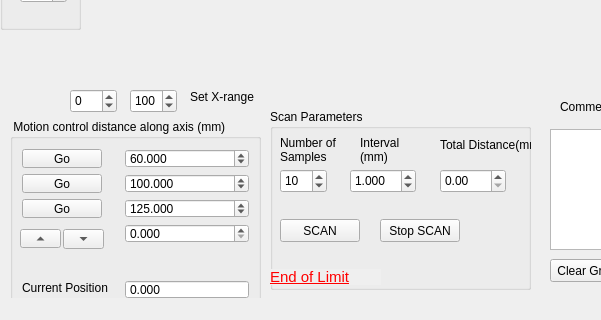
Before: the Qt Designer form forms/main_form.ui in MarshallSutton/profilometer, drawn with Qt 5; both pictures show x 0 to 601 and y 430 to 750 of the 824 by 750 pixel window.
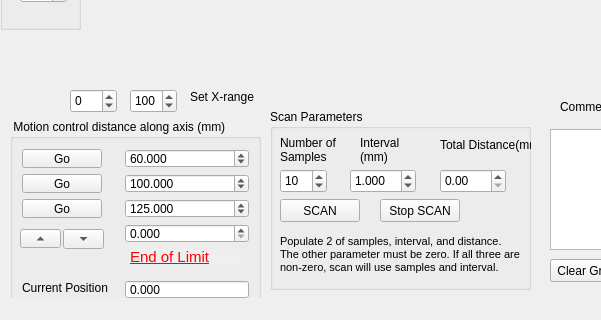
After: the same form once the commit is applied.

Commit message: pulling new forms

The edit to the form file:
```diff
--- a/forms/main_form.ui
+++ b/forms/main_form.ui
@@ -43,7 +43,7 @@
      <property name="geometry">
       <rect>
        <x>10</x>
-       <y>110</y>
+       <y>90</y>
        <width>80</width>
        <height>23</height>
       </rect>
@@ -104,7 +104,7 @@
      <property name="geometry">
       <rect>
        <x>110</x>
-       <y>110</y>
+       <y>90</y>
        <width>80</width>
        <height>23</height>
       </rect>
@@ -132,128 +132,6 @@
       <double>1.000000000000000</double>
      </property>
     </widget>
-    <widget class="QLabel" name="limit_lable">
-     <property name="enabled">
-      <bool>false</bool>
-     </property>
-     <property name="geometry">
-      <rect>
-       <x>0</x>
-       <y>160</y>
-       <width>111</width>
-       <height>16</height>
-      </rect>
-     </property>
-     <property name="palette">
-      <palette>
-       <active>
-        <colorrole role="WindowText">
-         <brush brushstyle="SolidPattern">
-          <color alpha="255">
-           <red>255</red>
-           <green>0</green>
-           <blue>0</blue>
-          </color>
-         </brush>
-        </colorrole>
-        <colorrole role="Text">
-         <brush brushstyle="SolidPattern">
-          <color alpha="255">
-           <red>255</red>
-           <green>0</green>
-           <blue>0</blue>
-          </color>
-         </brush>
-        </colorrole>
-        <colorrole role="ButtonText">
-         <brush brushstyle="SolidPattern">
-          <color alpha="255">
-           <red>255</red>
-           <green>0</green>
-           <blue>0</blue>
-          </color>
-         </brush>
-        </colorrole>
-       </active>
-       <inactive>
-        <colorrole role="WindowText">
-         <brush brushstyle="SolidPattern">
-          <color alpha="255">
-           <red>255</red>
-           <green>0</green>
-           <blue>0</blue>
-          </color>
-         </brush>
-        </colorrole>
-        <colorrole role="Text">
-         <brush brushstyle="SolidPattern">
-          <color alpha="255">
-           <red>255</red>
-           <green>0</green>
-           <blue>0</blue>
-          </color>
-         </brush>
-        </colorrole>
-        <colorrole role="ButtonText">
-         <brush brushstyle="SolidPattern">
-          <color alpha="255">
-           <red>255</red>
-           <green>0</green>
-           <blue>0</blue>
-          </color>
-         </brush>
-        </colorrole>
-       </inactive>
-       <disabled>
-        <colorrole role="WindowText">
-         <brush brushstyle="SolidPattern">
-          <color alpha="255">
-           <red>255</red>
-           <green>0</green>
-           <blue>0</blue>
-          </color>
-         </brush>
-        </colorrole>
-        <colorrole role="Text">
-         <brush brushstyle="SolidPattern">
-          <color alpha="255">
-           <red>255</red>
-           <green>0</green>
-           <blue>0</blue>
-          </color>
-         </brush>
-        </colorrole>
-        <colorrole role="ButtonText">
-         <brush brushstyle="SolidPattern">
-          <color alpha="255">
-           <red>255</red>
-           <green>0</green>
-           <blue>0</blue>
-          </color>
-         </brush>
-        </colorrole>
-       </disabled>
-      </palette>
-     </property>
-     <property name="font">
-      <font>
-       <pointsize>11</pointsize>
-       <underline>true</underline>
-      </font>
-     </property>
-     <property name="autoFillBackground">
-      <bool>true</bool>
-     </property>
-     <property name="styleSheet">
-      <string notr="true">color: red</string>
-     </property>
-     <property name="text">
-      <string>End of Limit</string>
-     </property>
-     <property name="textFormat">
-      <enum>Qt::PlainText</enum>
-     </property>
-    </widget>
     <widget class="QDoubleSpinBox" name="sb_distance">
      <property name="geometry">
       <rect>
@@ -283,6 +161,33 @@
       <bool>true</bool>
      </property>
     </widget>
+    <widget class="QLabel" name="label_4">
+     <property name="geometry">
+      <rect>
+       <x>10</x>
+       <y>120</y>
+       <width>241</width>
+       <height>51</height>
+      </rect>
+     </property>
+     <property name="font">
+      <font>
+       <pointsize>8</pointsize>
+      </font>
+     </property>
+     <property name="text">
+      <string>Populate 2 of samples, interval, and distance. The other parameter must be zero. If all three are non-zero, scan will use samples and interval.</string>
+     </property>
+     <property name="textFormat">
+      <enum>Qt::PlainText</enum>
+     </property>
+     <property name="scaledContents">
+      <bool>true</bool>
+     </property>
+     <property name="wordWrap">
+      <bool>true</bool>
+     </property>
+    </widget>
    </widget>
    <widget class="QGroupBox" name="gb_">
     <property name="geometry">
@@ -504,6 +409,128 @@
       <enum>Qt::UpArrow</enum>
      </property>
     </widget>
+    <widget class="QLabel" name="limit_lable">
+     <property name="enabled">
+      <bool>false</bool>
+     </property>
+     <property name="geometry">
+      <rect>
+       <x>120</x>
+       <y>130</y>
+       <width>111</width>
+       <height>16</height>
+      </rect>
+     </property>
+     <property name="palette">
+      <palette>
+       <active>
+        <colorrole role="WindowText">
+         <brush brushstyle="SolidPattern">
+          <color alpha="255">
+           <red>255</red>
+           <green>0</green>
+           <blue>0</blue>
+          </color>
+         </brush>
+        </colorrole>
+        <colorrole role="Text">
+         <brush brushstyle="SolidPattern">
+          <color alpha="255">
+           <red>255</red>
+           <green>0</green>
+           <blue>0</blue>
+          </color>
+         </brush>
+        </colorrole>
+        <colorrole role="ButtonText">
+         <brush brushstyle="SolidPattern">
+          <color alpha="255">
+           <red>255</red>
+           <green>0</green>
+           <blue>0</blue>
+          </color>
+         </brush>
+        </colorrole>
+       </active>
+       <inactive>
+        <colorrole role="WindowText">
+         <brush brushstyle="SolidPattern">
+          <color alpha="255">
+           <red>255</red>
+           <green>0</green>
+           <blue>0</blue>
+          </color>
+         </brush>
+        </colorrole>
+        <colorrole role="Text">
+         <brush brushstyle="SolidPattern">
+          <color alpha="255">
+           <red>255</red>
+           <green>0</green>
+           <blue>0</blue>
+          </color>
+         </brush>
+        </colorrole>
+        <colorrole role="ButtonText">
+         <brush brushstyle="SolidPattern">
+          <color alpha="255">
+           <red>255</red>
+           <green>0</green>
+           <blue>0</blue>
+          </color>
+         </brush>
+        </colorrole>
+       </inactive>
+       <disabled>
+        <colorrole role="WindowText">
+         <brush brushstyle="SolidPattern">
+          <color alpha="255">
+           <red>255</red>
+           <green>0</green>
+           <blue>0</blue>
+          </color>
+         </brush>
+        </colorrole>
+        <colorrole role="Text">
+         <brush brushstyle="SolidPattern">
+          <color alpha="255">
+           <red>255</red>
+           <green>0</green>
+           <blue>0</blue>
+          </color>
+         </brush>
+        </colorrole>
+        <colorrole role="ButtonText">
+         <brush brushstyle="SolidPattern">
+          <color alpha="255">
+           <red>255</red>
+           <green>0</green>
+           <blue>0</blue>
+          </color>
+         </brush>
+        </colorrole>
+       </disabled>
+      </palette>
+     </property>
+     <property name="font">
+      <font>
+       <pointsize>11</pointsize>
+       <underline>true</underline>
+      </font>
+     </property>
+     <property name="autoFillBackground">
+      <bool>true</bool>
+     </property>
+     <property name="styleSheet">
+      <string notr="true">color: red</string>
+     </property>
+     <property name="text">
+      <string>End of Limit</string>
+     </property>
+     <property name="textFormat">
+      <enum>Qt::PlainText</enum>
+     </property>
+    </widget>
    </widget>
    <widget class="QWidget" name="widget" native="true">
     <property name="geometry">
```
The commit also changes 1 other file.
